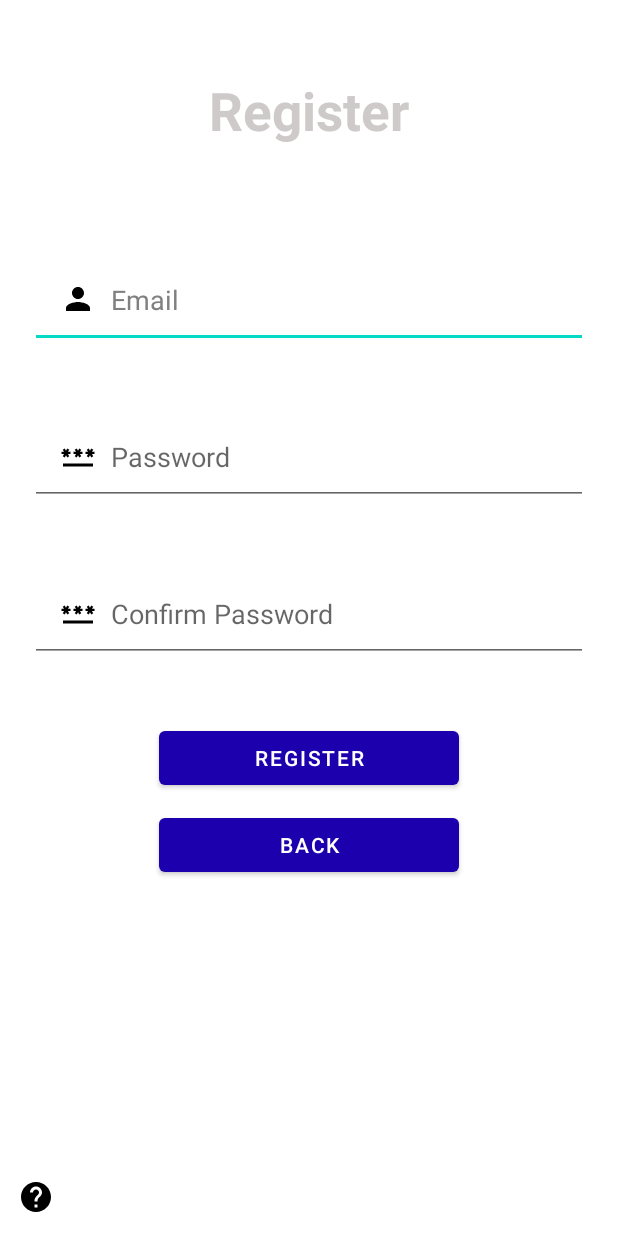
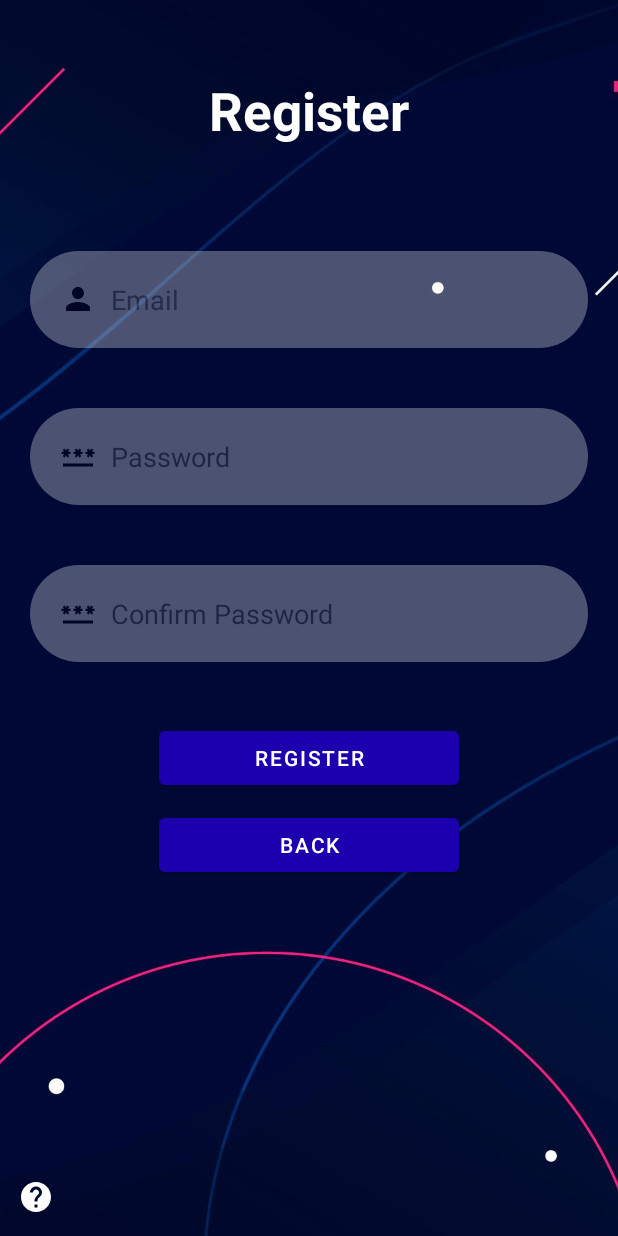
Before and after one commit to Samuel-4444/CyberSecurity, an Android app: the RegisterActivity screen opened directly, with no data from a screen before it, on a phone screen of 412 x 824 dp. Run offline under Robolectric (Android 15) with nearby library versions, the phone set to English and light mode, and no system bars.

Commit message:
UI Changes

```diff
--- /dev/null
+++ b/app/src/main/res/drawable/_bg__login_ek2_shape.xml
@@ -0,0 +1,6 @@
+<?xml version="1.0" encoding="utf-8"?>
+<!-- _bg__login_ek2 from your XD file. -->
+<shape xmlns:android="http://schemas.android.com/apk/res/android"
+	android:shape="rectangle" >
+	<solid android:color="@color/_bg__login_ek2_color" />
+</shape>
--- /dev/null
+++ b/app/src/main/res/drawable/baseline_help_24_white.xml
@@ -0,0 +1,5 @@
+<vector android:autoMirrored="true" android:height="24dp"
+    android:tint="#FFFFFF" android:viewportHeight="24"
+    android:viewportWidth="24" android:width="24dp" xmlns:android="http://schemas.android.com/apk/res/android">
+    <path android:fillColor="@android:color/white" android:pathData="M12,2C6.48,2 2,6.48 2,12s4.48,10 10,10 10,-4.48 10,-10S17.52,2 12,2zM13,19h-2v-2h2v2zM15.07,11.25l-0.9,0.92C13.45,12.9 13,13.5 13,15h-2v-0.5c0,-1.1 0.45,-2.1 1.17,-2.83l1.24,-1.26c0.37,-0.36 0.59,-0.86 0.59,-1.41 0,-1.1 -0.9,-2 -2,-2s-2,0.9 -2,2L8,9c0,-2.21 1.79,-4 4,-4s4,1.79 4,4c0,0.88 -0.36,1.68 -0.93,2.25z"/>
+</vector>
--- /dev/null
+++ b/app/src/main/res/drawable/bg_shape.xml
@@ -0,0 +1,6 @@
+<?xml version="1.0" encoding="utf-8"?>
+<!-- bg from your XD file. -->
+<shape xmlns:android="http://schemas.android.com/apk/res/android"
+	android:shape="rectangle" >
+	<solid android:color="@color/_bg__login_ek2_color" />
+</shape>
--- /dev/null
+++ b/app/src/main/res/drawable/textview_ek1_shape.xml
@@ -0,0 +1,7 @@
+<?xml version="1.0" encoding="utf-8"?>
+<!-- textview_ek1 from your XD file. -->
+<shape xmlns:android="http://schemas.android.com/apk/res/android"
+	android:shape="rectangle" >
+	<corners android:radius="45dp" />
+	<solid android:color="@color/textview_color" />
+</shape>
--- a/app/src/main/res/layout-v26/activity_register.xml
+++ b/app/src/main/res/layout-v26/activity_register.xml
@@ -5,7 +5,16 @@
     android:layout_width="match_parent"
     android:layout_height="match_parent"
     android:onClick="BackButtonPressed"
-    tools:context=".RegisterActivity">
+    tools:context=".RegisterActivity"
+    tools:ignore="UsingOnClickInXml">
+
+    <ImageView
+        android:id="@+id/background"
+        android:layout_width="wrap_content"
+        android:layout_height="wrap_content"
+        android:contentDescription="@string/background"
+        android:scaleType="centerCrop"
+        app:srcCompat="@drawable/background" />
 
     <TextView
         android:id="@+id/titleText"
@@ -14,11 +23,14 @@
         android:layout_margin="50dp"
         android:gravity="center"
         android:text="@string/register"
-        android:textColor="@color/black"
+        android:textColor="@color/white"
         android:textSize="35sp"
         android:textStyle="bold" />
 
     <EditText
+        android:alpha="0.3"
+        android:backgroundTint="@color/white"
+        android:background="@drawable/textview_ek1_shape"
         android:id="@+id/textUserName"
         android:layout_width="match_parent"
         android:layout_height="wrap_content"
@@ -41,6 +53,9 @@
         tools:ignore="VisualLintTextFieldSize" />
 
     <EditText
+        android:alpha="0.3"
+        android:backgroundTint="@color/white"
+        android:background="@drawable/textview_ek1_shape"
         android:id="@+id/textPassword"
         android:layout_width="match_parent"
         android:layout_height="wrap_content"
@@ -59,6 +74,9 @@
         tools:ignore="VisualLintTextFieldSize" />
 
     <EditText
+        android:alpha="0.3"
+        android:backgroundTint="@color/white"
+        android:background="@drawable/textview_ek1_shape"
         android:id="@+id/textConfirmPassword"
         android:layout_width="match_parent"
         android:layout_height="wrap_content"
@@ -109,7 +127,8 @@
         android:layout_height="48dp"
         android:layout_alignParentBottom="true"
         android:background="@android:color/transparent"
-        android:drawableTop="@drawable/baseline_help_24"
-        android:onClick="HelpButtonPressed" />
+        android:drawableTop="@drawable/baseline_help_24_white"
+        android:onClick="HelpButtonPressed"
+        tools:ignore="UsingOnClickInXml" />
 
 </RelativeLayout>
--- a/app/src/main/res/values-night/colors.xml
+++ b/app/src/main/res/values-night/colors.xml
@@ -1,13 +1,7 @@
 <?xml version="1.0" encoding="utf-8"?>
 <resources>
-
 <!--    <color name="background_white">#FF000000</color>-->
 <!--    <color name="light_grey">#FFCFCACA</color>-->
-
-    <color name="white">#FF000000</color>
+    <color name="white">#FFFFFFFF</color>
     <color name="black">#FFFFFFFF</color>
-
-
-
-
 </resources>
--- a/app/src/main/res/values/colors.xml
+++ b/app/src/main/res/values/colors.xml
@@ -5,14 +5,17 @@
     <color name="purple_700">#FF3700B3</color>
     <color name="teal_200">#FF03DAC5</color>
     <color name="teal_700">#FF018786</color>
-    <color name="black">#CFCACA</color>
+    <color name="black">#000000</color>
     <color name="white">#FFFFFFFF</color>
     <color name="gray">#808080</color>
     <color name="button_color">#1d00ad</color>
-
-
     <color name="light_grey">#FFCFCACA</color>
     <color name="background_white">#FFFFFFFF</color>
-
+    <color name="colorPrimary">#008577</color>
+    <color name="colorPrimaryDark">#00574B</color>
+    <color name="colorAccent">#D81B60</color>
+    <color name="_bg__login_ek2_color">#FFFFFF</color>
+    <color name="titleshape_color">#0D2540</color>
+    <color name="textview_color">#2C599C</color>
 
 </resources>
--- a/app/src/main/res/values/strings.xml
+++ b/app/src/main/res/values/strings.xml
@@ -21,4 +21,5 @@
     <string name="email">Email</string>
     <string name="background">background</string>
     <string name="account_requirements">Account Requirements</string>
+    <string name="cyberguru">CyberGuru</string>
 </resources>
```
Also changed, not shown: app/src/main/res/drawable/textview_shape.xml (added, +7 -0 lines), app/src/main/res/drawable/titleshape_shape.xml (added, +7 -0 lines), app/src/main/res/layout/activity_account_menu.xml (+6 -3 lines), app/src/main/res/layout/activity_login.xml (+23 -6 lines), app/src/main/res/drawable/buttonshape.png (added), app/src/main/res/drawable/circleshape.png (added).
